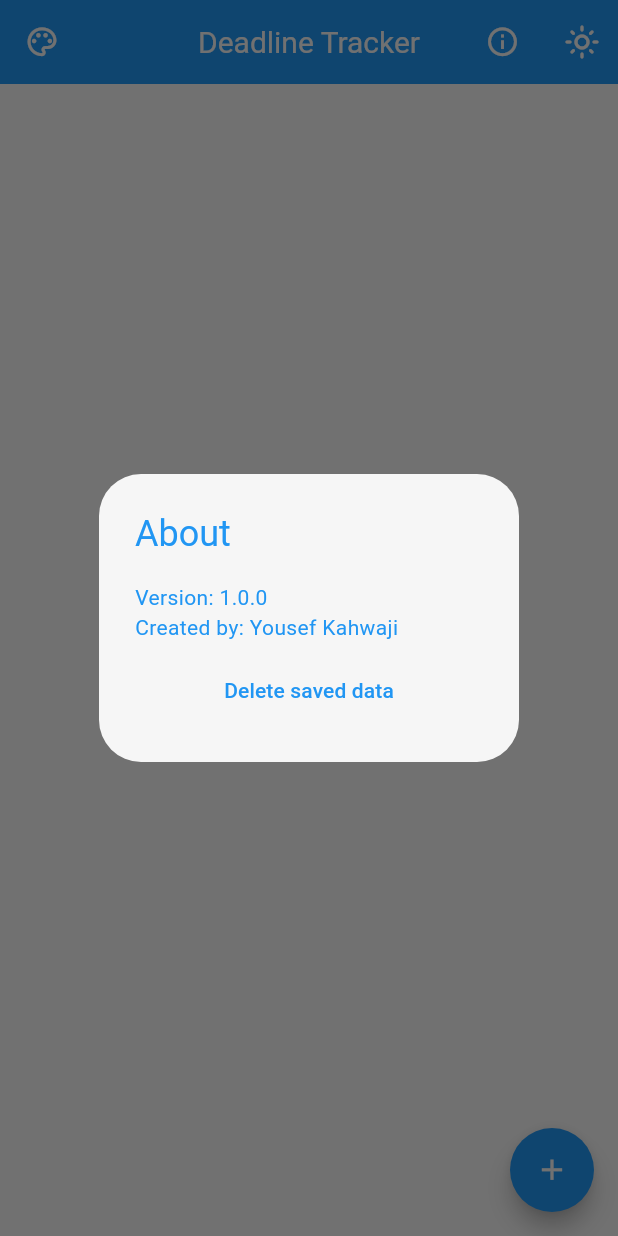
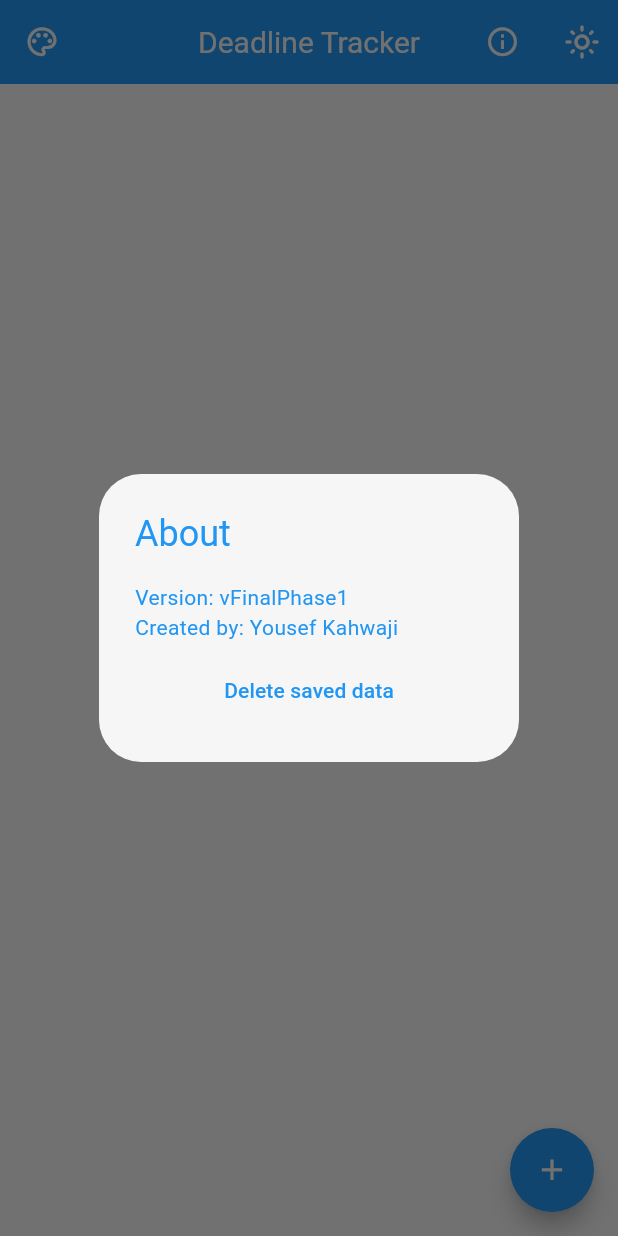
Before and after one commit to liuYousefKahwaji/CSCI410Project, a Flutter app: the screen it shows after launch, after a tap on the "info outline" icon, on a phone screen of 412 x 824 dp. Run offline on Flutter 3.47's test engine with Material 3 defaults, Android fonts, the phone set to English and light mode, and no system bars.

Commit message:
vFinalPhase1

```diff
--- a/lib/main.dart
+++ b/lib/main.dart
@@ -350,7 +350,7 @@ class _MainAppState extends State<MainApp> {
                                 content: Column(
                                   crossAxisAlignment: CrossAxisAlignment.start,
                                   children: [
-                                    Text('Version: 1.0.0', style: TextStyle(color: themeColor[1])),
+                                    Text('Version: vFinalPhase1', style: TextStyle(color: themeColor[1])),
                                     Text('Created by: Yousef Kahwaji', style: TextStyle(color: themeColor[1])),
                                     Padding(
                                       padding: const EdgeInsets.only(top: 8.0, bottom: 0.0),
```
